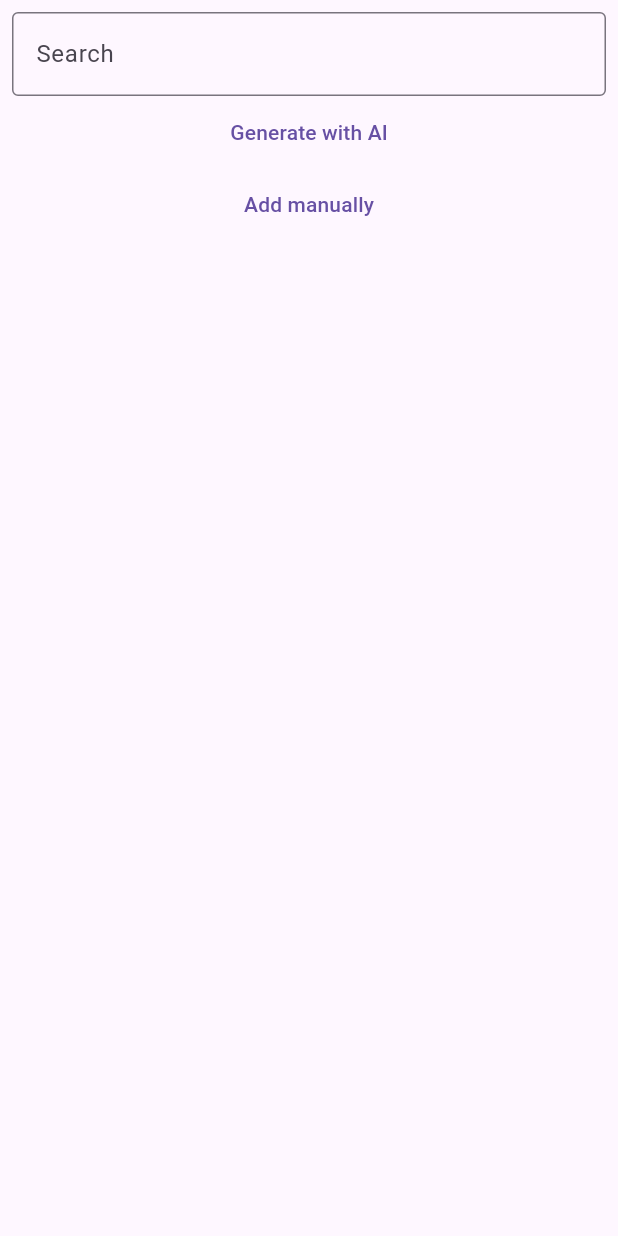
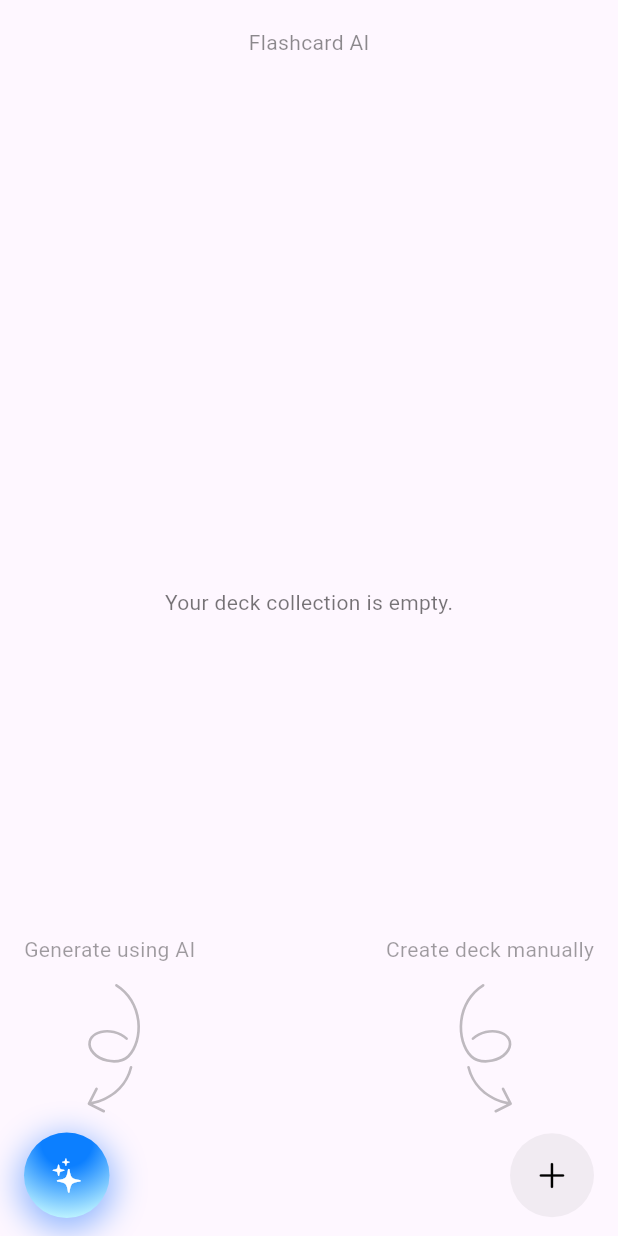
Before and after one commit to synergyboat/flashcard-ai-app-cross-platform, a Flutter app: the screen it shows after launch, on a phone screen of 412 x 824 dp. Run offline on Flutter 3.47's test engine with Material 3 defaults, Android fonts, the phone set to English and light mode, and no system bars; our stand-ins replace flutter_dotenv, flutter_svg, get_it, go_router, logger; missing offline and left inert: dart_openai.

Commit message:
Adds initial UI elements and navigation
Implements basic UI structure with AppBar, BottomActionBar, and HomeScreen.
Introduces navigation helper and AI generation screen.
Adds assets such as curved arrow SVG.
Updates project configuration for Pods.

```diff
--- /dev/null
+++ b/flutter/lib/core/utils/navigation_helper.dart
@@ -0,0 +1,5 @@
+import 'package:flutter/cupertino.dart';
+
+String getCurrentRouteName(BuildContext context) {
+  return ModalRoute.of(context)?.settings.name ?? '/';
+}
--- /dev/null
+++ b/flutter/lib/presentation/components/bars/flashcard_app_bar.dart
@@ -0,0 +1,39 @@
+import 'package:flashcard/core/utils/navigation_helper.dart';
+import 'package:flutter/material.dart';
+
+class FlashcardAppBar extends StatelessWidget implements PreferredSizeWidget {
+  final Widget? leadingWidget;
+  final String? title;
+  final Widget? actions;
+  final double height;
+  const FlashcardAppBar({super.key, this.leadingWidget, this.title, this.actions, this.height=kToolbarHeight});
+
+  String _setDefaultTitle(String route){
+    switch (route) {
+      case '/':
+        return 'Home';
+      case '/deck':
+        return 'Your Decks';
+      case '/settings':
+        return 'Settings';
+      default:
+        return 'Flashcard AI';
+    }
+  }
+
+  @override
+  Widget build(BuildContext context) {
+    final titleText = title??_setDefaultTitle(getCurrentRouteName(context));
+    final double topPadding = MediaQuery.of(context).padding.top;
+    return SizedBox(
+      height: preferredSize.height + topPadding + 24,
+      child: Padding(padding: EdgeInsets.only(top: topPadding) ,
+          child: Center(child: Text(titleText, style: TextStyle(color: Colors.black45),))),
+    );
+  }
+
+  @override
+  Size get preferredSize => Size.fromHeight(height);
+
+
+}
--- /dev/null
+++ b/flutter/lib/presentation/components/bars/flashcard_bottom_action_bar.dart
@@ -0,0 +1,39 @@
+import 'package:flutter/material.dart';
+
+class FlashcardBottomActionBar extends StatelessWidget implements PreferredSizeWidget {
+  final Widget? leading;
+  final Widget? trailing;
+  final Widget? center;
+  final double height;
+
+  const FlashcardBottomActionBar({
+    super.key,
+    this.leading,
+    this.trailing,
+    this.center,
+    this.height = kBottomNavigationBarHeight + 24,
+  });
+
+  @override
+  Widget build(BuildContext context) {
+    final EdgeInsets padding = MediaQuery.of(context).padding;
+    return Padding(
+      padding: EdgeInsets.only(
+          bottom: padding.bottom + 12,
+          left: padding.left + 16,
+          right: padding.right + 16,
+          top: padding.top + 8),
+      child: Row(
+        mainAxisAlignment: MainAxisAlignment.spaceBetween,
+        children: [
+          if (leading != null) leading!,
+          if (center != null) center!,
+          if (trailing != null) trailing!,
+        ],
+      ),
+    );
+  }
+
+  @override
+  Size get preferredSize => Size.fromHeight(height);
+}
--- /dev/null
+++ b/flutter/lib/presentation/components/buttons/add_button.dart
@@ -0,0 +1,37 @@
+import 'package:flutter/cupertino.dart';
+import 'package:flutter/foundation.dart';
+import 'package:flutter/material.dart';
+
+class AddButton extends StatelessWidget {
+  final VoidCallback? onPressed;
+  void _onAddButtonPressed(BuildContext context) {
+    if (onPressed != null) {
+      onPressed!();
+    } else {
+      // Default action if no callback is provided
+      if (kDebugMode) {
+        print("Add button pressed");
+      }
+    }
+  }
+
+  const AddButton({super.key, this.onPressed});
+  @override
+  Widget build(BuildContext context) {
+    return IconButton.filled(
+      tooltip: "Add new deck",
+      style: IconButton.styleFrom(
+        padding: EdgeInsets.all(16.0),
+        backgroundColor: Colors.black.withValues(alpha: 0.05),
+        foregroundColor: Colors.black,
+        shape: RoundedRectangleBorder(
+          borderRadius: BorderRadius.circular(100.0),
+        ),
+      ),
+      icon: Icon(CupertinoIcons.add, color: Colors.black, size: 24.0),
+      onPressed: () {  },
+    );
+    throw UnimplementedError();
+  }
+
+}
--- /dev/null
+++ b/flutter/lib/presentation/components/buttons/ai_button.dart
@@ -0,0 +1,33 @@
+import 'package:flashcard/presentation/components/buttons/liquid_gradient_button.dart';
+import 'package:flutter/cupertino.dart';
+import 'package:flutter/foundation.dart';
+import 'package:flutter/material.dart';
+
+class AiButton extends StatelessWidget {
+  final VoidCallbackAction? onPressed;
+
+  const AiButton({super.key, this.onPressed});
+
+  void _onAddButtonPressed() {
+    if (onPressed != null) {
+      onPressed!;
+    } else {
+      if (kDebugMode) {
+        print("Add button pressed");
+      }
+    }
+  }
+
+  @override
+  Widget build(BuildContext context) {
+    return LiquidGradientButton(
+      onPressed: _onAddButtonPressed,
+      tooltip: "Generate using AI",
+      child: Icon(
+      CupertinoIcons.sparkles,
+      color: Colors.white,
+      size: 24.0,
+    ),
+    );
+  }
+}
--- /dev/null
+++ b/flutter/lib/presentation/components/buttons/liquid_gradient_button.dart
@@ -0,0 +1,66 @@
+import 'package:flutter/material.dart';
+
+class LiquidGradientButton extends StatelessWidget {
+  final VoidCallback onPressed;
+  final Widget child;
+  final List<Color> colors;
+  final String? tooltip;
+
+  const LiquidGradientButton({
+    super.key,
+    required this.onPressed,
+    required this.child,
+    this.colors = const [
+      Color(0xff0c7fff),
+      Color(0xffcbfcff),
+    ],
+    this.tooltip,
+  });
+
+  @override
+  @override
+  Widget build(BuildContext context) {
+    return Tooltip(
+      message: tooltip??'', // Change this to your desired tooltip text
+      preferBelow: false, // Optional: change tooltip position
+      child: InkWell(
+        splashColor: Colors.blueAccent,
+        highlightColor: Colors.cyan,
+        onTap: onPressed,
+        borderRadius: BorderRadius.circular(100),
+        child: Ink(
+          decoration: BoxDecoration(
+            gradient: RadialGradient(
+              colors: colors,
+              center: const Alignment(0, -0.8),
+              focal: const Alignment(0, -0.8),
+              radius: 0.95,
+              focalRadius: 0.3,
+            ),
+            borderRadius: BorderRadius.circular(100),
+            boxShadow: [
+              BoxShadow(
+                color: Colors.blueAccent.withOpacity(0.6), // fix for withValues issue
+                offset: const Offset(0, 5),
+                spreadRadius: 3,
+                blurRadius: 18,
+              ),
+            ],
+          ),
+          child: Container(
+            decoration: BoxDecoration(
+              color: Colors.transparent,
+              borderRadius: BorderRadius.circular(100.0),
+              border: Border.all(
+                color: Colors.blueAccent.withOpacity(0), // fix for withValues issue
+                width: 0.5,
+              ),
+            ),
+            padding: const EdgeInsets.all(16),
+            child: child,
+          ),
+        ),
+      ),
+    );
+  }
+}
--- /dev/null
+++ b/flutter/lib/presentation/screens/deck/ai_generate_deck_screen.dart
@@ -0,0 +1,27 @@
+import 'package:flutter/material.dart';
+import 'package:logger/logger.dart';
+
+import '../../../core/config/di/config_di.dart';
+
+class AIGenerateDeckScreen extends StatefulWidget {
+  const AIGenerateDeckScreen({super.key});
+
+  @override
+  State<AIGenerateDeckScreen> createState() => _AIGenerateDeckScreenState();
+
+}
+
+class _AIGenerateDeckScreenState extends State<AIGenerateDeckScreen> {
+  final Logger _logger = getIt<Logger>();
+  String _promptText = "";
+
+  @override
+  Widget build(BuildContext context) {
+    return Scaffold(
+        appBar: AppBar(
+          title: Text("AI Generate Deck"),
+        ),
+        body: Text("")
+    );
+  }
+}
--- a/flutter/lib/presentation/screens/home/home_screen.dart
+++ b/flutter/lib/presentation/screens/home/home_screen.dart
@@ -1,7 +1,12 @@
-import 'package:flashcard/domain/use_case/ai/generate_deck_with_ai_use_case.dart';
+import 'dart:math';
+import 'package:flashcard/presentation/components/bars/flashcard_bottom_action_bar.dart';
+import 'package:flashcard/presentation/components/buttons/add_button.dart';
+import 'package:flashcard/presentation/components/buttons/ai_button.dart';
 import 'package:flutter/material.dart';
 import 'package:logger/logger.dart';
 import '../../../core/config/di/config_di.dart';
+import '../../components/bars/flashcard_app_bar.dart';
+import 'package:flutter_svg/flutter_svg.dart';
 
 class HomeScreen extends StatefulWidget {
   const HomeScreen({super.key});
@@ -13,37 +18,101 @@ class HomeScreen extends StatefulWidget {
 class _HomeScreenState extends State<HomeScreen> {
 
   final Logger _logger = getIt<Logger>();
-  String _promptText = "";
-
 
   @override
   Widget build(BuildContext context) {
     return Scaffold(
+      bottomNavigationBar: FlashcardBottomActionBar(
+          leading: AiButton(),
+        trailing: AddButton(
+          onPressed: () {
+            _logger.i("Add button pressed");
+          })
+      ),
+      appBar: FlashcardAppBar(),
       body: SafeArea(
           child: Padding(
-            padding: const EdgeInsets.all(8.0),
-            child: Column(
-              children:[
-                TextField(
-                  onChanged: (text){
-                    setState(() {
-                      _promptText = text;
-                    });
-                  },
-                  decoration: InputDecoration(
-                    labelText: 'Search',
-                    hintText: "Enter search term",
-                    border: OutlineInputBorder(),
+            padding: const EdgeInsets.symmetric(vertical: 8.0, horizontal: 16.0),
+            child: Stack(
+              children: [
+                Expanded(
+                  child: Center(
+                    child: Text(
+                      "Your deck collection is empty.",
+                      style: TextStyle(fontSize: 14, color: Colors.black54),
+                    ),
                   ),
                 ),
-                TextButton(onPressed: ()=>{
-                  getIt<GenerateDeckWithAIUseCase>().call(prompt: _promptText)
-                      .then((value) => _logger.d(value.toString()))
-                      .catchError((error) => _logger.e(error))
-                }, child: Text("Generate with AI")),
-                TextButton(onPressed: ()=>{}, child: Text("Add manually")),
+                Align(
+                  alignment: Alignment.bottomCenter,
+                  child: IntrinsicHeight(
+                    child: Row(
+                      children: [
+                        Expanded(
+                          child: Align(
+                            alignment: Alignment.centerLeft,
+                            child: Column(
+                              children: [
+                                Text(
+                                  "Generate using AI",
+                                  style: TextStyle(fontSize: 14, color: Colors.black38),
+                                ),
+                                const SizedBox(height: 16),
+                                Transform(
+                                  alignment: Alignment.center,
+                                  transform: Matrix4.identity()
+                                    ..rotateZ(pi / 2.5),
+                                  child: Column(
+                                    children: [
+                                      Opacity(
+                                        opacity: 0.25,
+                                        child: SvgPicture.asset(
+                                          'assets/svg/curved-arrow.svg',
+                                          height: 80,
+                                          semanticsLabel: 'Squiggly Arrow',
+                                        ),
+                                      ),
+                                    ],
+                                  )
+                                )
+                              ],
+                            ),
+                          ),
+                        ),
+                        Expanded(
+                          child: Align(
+                            alignment: Alignment.centerRight,
+                            child: Column(
+                              children: [
+                                Text(
+                                  "Create deck manually",
+                                  style: TextStyle(fontSize: 14, color: Colors.black38),
+                                ),
+                                const SizedBox(height: 16),
+                                Transform(
+                                    alignment: Alignment.center,
+                                    transform: Matrix4.identity()
+                                      ..scale(-1.0, 1.0)
+                                      ..rotateZ(pi / 2.5),
+                                    child: Opacity(
+                                      opacity: 0.25,
+                                      child: SvgPicture.asset(
+                                        'assets/svg/curved-arrow.svg',
+                                        height: 80,
+                                        semanticsLabel: 'Squiggly Arrow',
+                                      ),
+                                    )
+                                )
+                              ],
+                            ),
+                          ),
+                        ),
+                      ],
+                    ),
+                  ),
+                )
               ],
-            ),
+            )
           )
       )
     );
--- a/flutter/lib/presentation/screens/splash/splash_screen.dart
+++ b/flutter/lib/presentation/screens/splash/splash_screen.dart
@@ -1,7 +1,7 @@
 import 'package:flutter/material.dart';
 import 'package:go_router/go_router.dart';
 
-import '../../components/gradient_background.dart';
+import '../../components/backgrounds/gradient_background.dart';
 
 class SplashScreen extends StatefulWidget {
   const SplashScreen({super.key});
--- a/flutter/pubspec.yaml
+++ b/flutter/pubspec.yaml
@@ -40,6 +40,7 @@ dependencies:
   flutter_dotenv: ^5.2.1
   get_it: ^8.0.3
   floor: ^1.5.0
+  flutter_svg: ^2.2.0
 
 dev_dependencies:
   flutter_test:
@@ -66,6 +67,7 @@ flutter:
   # To add assets to your application, add an assets section, like this:
   assets:
    - .env
+   - assets/svg/curved-arrow.svg
 
   # An image asset can refer to one or more resolution-specific "variants", see
   # https://flutter.dev/to/resolution-aware-images
```
Also changed, not shown: flutter/assets/svg/curved-arrow.svg (added), flutter/lib/presentation/components/backgrounds/gradient_background.dart (renamed from flutter/lib/presentation/components/gradient_background.dart), 1 other file.
